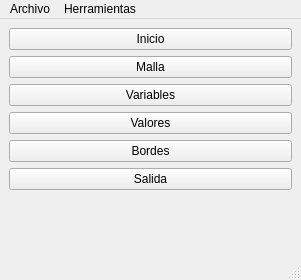
Qt form main_window/ui/main_window.ui (luisdavidrodm/PrePRODIC3D) before a commit.
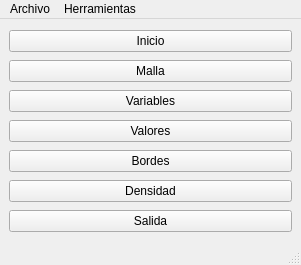
The same form after that commit.

Commit message: Inclusion de ventana Densidad al programa

What changed in the file:
```diff
--- a/main_window/ui/main_window.ui
+++ b/main_window/ui/main_window.ui
@@ -7,7 +7,7 @@
     <x>0</x>
     <y>0</y>
     <width>301</width>
-    <height>280</height>
+    <height>265</height>
    </rect>
   </property>
   <property name="windowTitle">
@@ -50,6 +50,13 @@
       </property>
      </widget>
     </item>
+    <item>
+     <widget class="QPushButton" name="pb_densidad">
+      <property name="text">
+       <string>Densidad</string>
+      </property>
+     </widget>
+    </item>
     <item>
      <widget class="QPushButton" name="pb_salida">
       <property name="text">
@@ -57,19 +64,6 @@
       </property>
      </widget>
     </item>
-    <item>
-     <spacer name="verticalSpacer">
-      <property name="orientation">
-       <enum>Qt::Vertical</enum>
-      </property>
-      <property name="sizeHint" stdset="0">
-       <size>
-        <width>20</width>
-        <height>40</height>
-       </size>
-      </property>
-     </spacer>
-    </item>
    </layout>
   </widget>
   <widget class="QMenuBar" name="menubar">
```
The commit also changes 5 other files.
